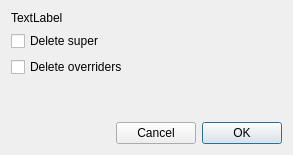
marcellfischbach/CobaltSKY, file Editor/assetmanager/menu/items/delete/deletedialog.ui: the form before one commit.
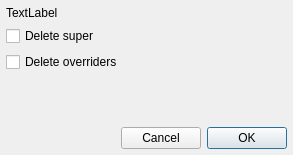
The form after the commit.

Diff of the .ui file:
```diff
--- a/Editor/assetmanager/menu/items/delete/deletedialog.ui
+++ b/Editor/assetmanager/menu/items/delete/deletedialog.ui
@@ -14,6 +14,21 @@
    <string>Delete...</string>
   </property>
   <layout class="QGridLayout" name="gridLayout">
+   <property name="leftMargin">
+    <number>6</number>
+   </property>
+   <property name="topMargin">
+    <number>6</number>
+   </property>
+   <property name="rightMargin">
+    <number>6</number>
+   </property>
+   <property name="bottomMargin">
+    <number>6</number>
+   </property>
+   <property name="spacing">
+    <number>6</number>
+   </property>
    <item row="0" column="0">
     <widget class="QLabel" name="message">
      <property name="text">
```
